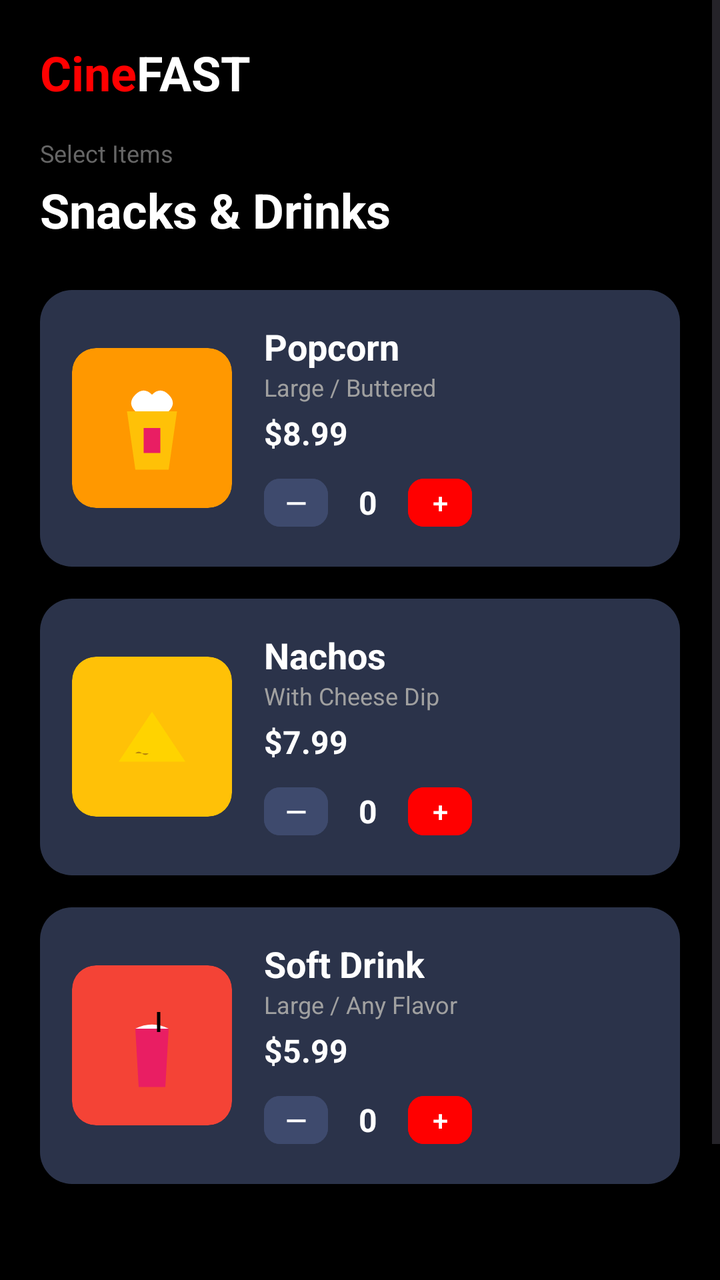
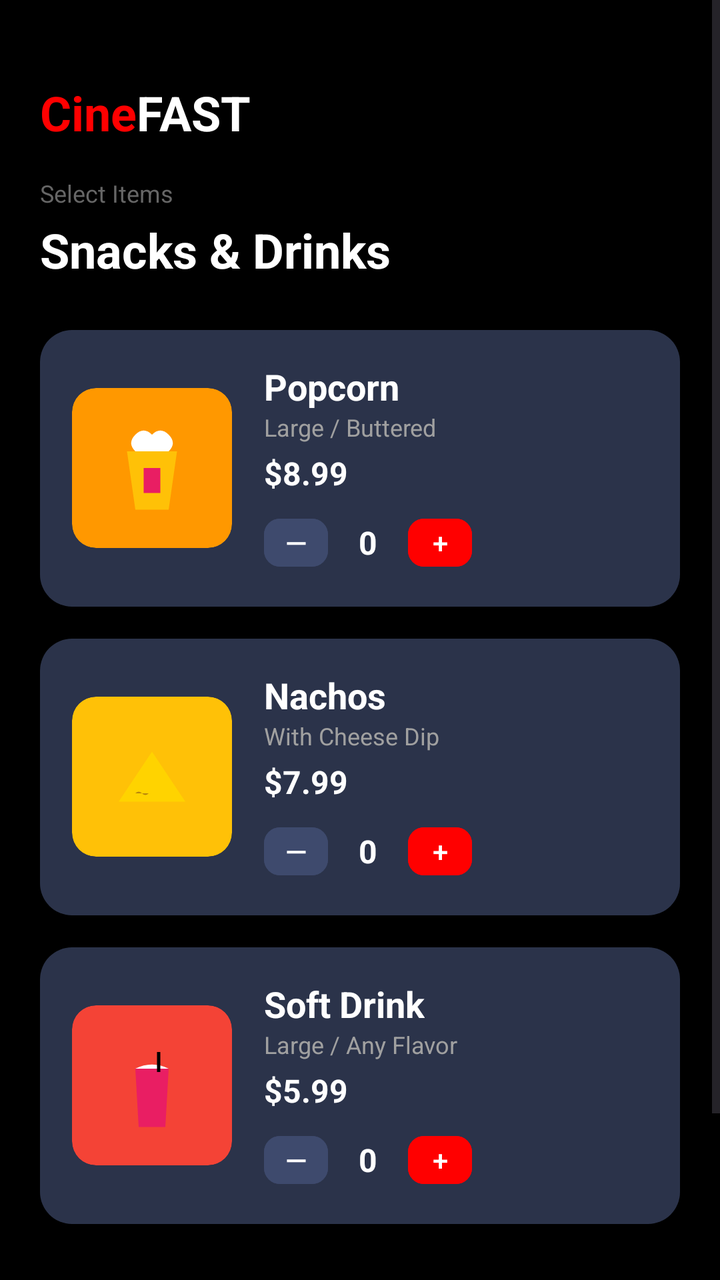

Screens rendered from an Android XML layout before and after an edit, with the pre-edit source and the edit as a unified diff.
<!-- AndroidManifest.xml: activity theme Theme.CineFAST -->
<!-- res/layout/activity_snacks.xml -->
<?xml version="1.0" encoding="utf-8"?>
<ScrollView xmlns:android="http://schemas.android.com/apk/res/android"
    xmlns:app="http://schemas.android.com/apk/res-auto"
    android:layout_width="match_parent"
    android:layout_height="match_parent"
    android:background="#000000"
    android:fillViewport="true">

    <LinearLayout
        android:layout_width="match_parent"
        android:layout_height="wrap_content"
        android:orientation="vertical"
        android:padding="20dp">

        
        <LinearLayout
            android:layout_width="wrap_content"
            android:layout_height="wrap_content"
            android:orientation="horizontal"
            android:layout_marginBottom="16dp">
            <TextView
                android:layout_width="wrap_content"
                android:layout_height="wrap_content"
                android:text="Cine"
                android:textColor="#FF0000"
                android:textSize="24sp"
                android:textStyle="bold" />
            <TextView
                android:layout_width="wrap_content"
                android:layout_height="wrap_content"
                android:text="FAST"
                android:textColor="#FFFFFF"
                android:textSize="24sp"
                android:textStyle="bold" />
        </LinearLayout>

        <TextView
            android:layout_width="wrap_content"
            android:layout_height="wrap_content"
            android:text="Select Items"
            android:textColor="#666666"
            android:textSize="12sp"
            android:layout_marginBottom="4dp" />

        <TextView
            android:layout_width="wrap_content"
            android:layout_height="wrap_content"
            android:text="Snacks &amp; Drinks"
            android:textColor="#FFFFFF"
            android:textSize="24sp"
            android:textStyle="bold"
            android:layout_marginBottom="24dp" />

        
        <LinearLayout
            android:layout_width="match_parent"
            android:layout_height="wrap_content"
            android:background="@drawable/snack_card_bg"
            android:orientation="horizontal"
            android:padding="16dp"
            android:layout_marginBottom="16dp"
            android:gravity="center_vertical">
            
            <androidx.cardview.widget.CardView
                android:layout_width="80dp"
                android:layout_height="80dp"
                app:cardBackgroundColor="#FF9800"
                app:cardCornerRadius="12dp"
                app:cardElevation="0dp">
                <ImageView
                    android:layout_width="50dp"
                    android:layout_height="50dp"
                    android:layout_gravity="center"
                    android:src="@drawable/ic_popcorn" />
            </androidx.cardview.widget.CardView>

            <LinearLayout
                android:layout_width="0dp"
                android:layout_height="wrap_content"
                android:layout_weight="1"
                android:orientation="vertical"
                android:layout_marginStart="16dp">

                <TextView
                    android:layout_width="wrap_content"
                    android:layout_height="wrap_content"
                    android:text="Popcorn"
                    android:textColor="#FFFFFF"
                    android:textSize="18sp"
                    android:textStyle="bold" />

                <TextView
                    android:layout_width="wrap_content"
                    android:layout_height="wrap_content"
                    android:text="Large / Buttered"
                    android:textColor="#A0A0A0"
                    android:textSize="12sp" />

                <TextView
                    android:layout_width="wrap_content"
                    android:layout_height="wrap_content"
                    android:text="$8.99"
                    android:textColor="#FFFFFF"
                    android:textSize="16sp"
                    android:textStyle="bold"
                    android:layout_marginTop="4dp" />

                <LinearLayout
                    android:layout_width="wrap_content"
                    android:layout_height="wrap_content"
                    android:orientation="horizontal"
                    android:gravity="center_vertical"
                    android:layout_marginTop="8dp">

                    <Button
                        android:id="@+id/btnMinusPopcorn"
                        android:layout_width="32dp"
                        android:layout_height="32dp"
                        android:backgroundTint="#3e4a6d"
                        android:text="—"
                        android:textColor="#FFFFFF"
                        app:cornerRadius="8dp"
                        android:minWidth="0dp"
                        android:minHeight="0dp"
                        android:padding="0dp" />

                    <TextView
                        android:id="@+id/tvQtyPopcorn"
                        android:layout_width="40dp"
                        android:layout_height="wrap_content"
                        android:text="0"
                        android:textColor="#FFFFFF"
                        android:textSize="16sp"
                        android:textStyle="bold"
                        android:gravity="center" />

                    <Button
                        android:id="@+id/btnPlusPopcorn"
                        android:layout_width="32dp"
                        android:layout_height="32dp"
                        android:backgroundTint="#FF0000"
                        android:text="+"
                        android:textColor="#FFFFFF"
                        app:cornerRadius="8dp"
                        android:minWidth="0dp"
                        android:minHeight="0dp"
                        android:padding="0dp" />
                </LinearLayout>
            </LinearLayout>
        </LinearLayout>

        
        <LinearLayout
            android:layout_width="match_parent"
            android:layout_height="wrap_content"
            android:background="@drawable/snack_card_bg"
            android:orientation="horizontal"
            android:padding="16dp"
            android:layout_marginBottom="16dp"
            android:gravity="center_vertical">
            
            <androidx.cardview.widget.CardView
                android:layout_width="80dp"
                android:layout_height="80dp"
                app:cardBackgroundColor="#FFC107"
                app:cardCornerRadius="12dp"
                app:cardElevation="0dp">
                <ImageView
                    android:layout_width="50dp"
                    android:layout_height="50dp"
                    android:layout_gravity="center"
                    android:src="@drawable/ic_nachos" />
            </androidx.cardview.widget.CardView>

            <LinearLayout
                android:layout_width="0dp"
                android:layout_height="wrap_content"
                android:layout_weight="1"
                android:orientation="vertical"
                android:layout_marginStart="16dp">

                <TextView
                    android:layout_width="wrap_content"
                    android:layout_height="wrap_content"
                    android:text="Nachos"
                    android:textColor="#FFFFFF"
                    android:textSize="18sp"
                    android:textStyle="bold" />

                <TextView
                    android:layout_width="wrap_content"
                    android:layout_height="wrap_content"
                    android:text="With Cheese Dip"
                    android:textColor="#A0A0A0"
                    android:textSize="12sp" />

                <TextView
                    android:layout_width="wrap_content"
                    android:layout_height="wrap_content"
                    android:text="$7.99"
                    android:textColor="#FFFFFF"
                    android:textSize="16sp"
                    android:textStyle="bold"
                    android:layout_marginTop="4dp" />

                <LinearLayout
                    android:layout_width="wrap_content"
                    android:layout_height="wrap_content"
                    android:orientation="horizontal"
                    android:gravity="center_vertical"
                    android:layout_marginTop="8dp">

                    <Button
                        android:id="@+id/btnMinusNachos"
                        android:layout_width="32dp"
                        android:layout_height="32dp"
                        android:backgroundTint="#3e4a6d"
                        android:text="—"
                        android:textColor="#FFFFFF"
                        app:cornerRadius="8dp"
                        android:minWidth="0dp"
                        android:minHeight="0dp"
                        android:padding="0dp" />

                    <TextView
                        android:id="@+id/tvQtyNachos"
                        android:layout_width="40dp"
                        android:layout_height="wrap_content"
                        android:text="0"
                        android:textColor="#FFFFFF"
                        android:textSize="16sp"
                        android:textStyle="bold"
                        android:gravity="center" />

                    <Button
                        android:id="@+id/btnPlusNachos"
                        android:layout_width="32dp"
                        android:layout_height="32dp"
                        android:backgroundTint="#FF0000"
                        android:text="+"
                        android:textColor="#FFFFFF"
                        app:cornerRadius="8dp"
                        android:minWidth="0dp"
                        android:minHeight="0dp"
                        android:padding="0dp" />
                </LinearLayout>
            </LinearLayout>
        </LinearLayout>

        
        <LinearLayout
            android:layout_width="match_parent"
            android:layout_height="wrap_content"
            android:background="@drawable/snack_card_bg"
            android:orientation="horizontal"
            android:padding="16dp"
            android:layout_marginBottom="16dp"
            android:gravity="center_vertical">
            
            <androidx.cardview.widget.CardView
                android:layout_width="80dp"
                android:layout_height="80dp"
                app:cardBackgroundColor="#F44336"
                app:cardCornerRadius="12dp"
                app:cardElevation="0dp">
                <ImageView
                    android:layout_width="50dp"
                    android:layout_height="50dp"
                    android:layout_gravity="center"
                    android:src="@drawable/ic_soda" />
            </androidx.cardview.widget.CardView>

            <LinearLayout
                android:layout_width="0dp"
                android:layout_height="wrap_content"
                android:layout_weight="1"
                android:orientation="vertical"
                android:layout_marginStart="16dp">

                <TextView
                    android:layout_width="wrap_content"
                    android:layout_height="wrap_content"
                    android:text="Soft Drink"
                    android:textColor="#FFFFFF"
                    android:textSize="18sp"
                    android:textStyle="bold" />

                <TextView
                    android:layout_width="wrap_content"
                    android:layout_height="wrap_content"
                    android:text="Large / Any Flavor"
                    android:textColor="#A0A0A0"
                    android:textSize="12sp" />

                <TextView
                    android:layout_width="wrap_content"
                    android:layout_height="wrap_content"
                    android:text="$5.99"
                    android:textColor="#FFFFFF"
                    android:textSize="16sp"
                    android:textStyle="bold"
                    android:layout_marginTop="4dp" />

                <LinearLayout
                    android:layout_width="wrap_content"
                    android:layout_height="wrap_content"
                    android:orientation="horizontal"
                    android:gravity="center_vertical"
                    android:layout_marginTop="8dp">

                    <Button
                        android:id="@+id/btnMinusSoda"
                        android:layout_width="32dp"
                        android:layout_height="32dp"
                        android:backgroundTint="#3e4a6d"
                        android:text="—"
                        android:textColor="#FFFFFF"
                        app:cornerRadius="8dp"
                        android:minWidth="0dp"
                        android:minHeight="0dp"
                        android:padding="0dp" />

                    <TextView
                        android:id="@+id/tvQtySoda"
                        android:layout_width="40dp"
                        android:layout_height="wrap_content"
                        android:text="0"
                        android:textColor="#FFFFFF"
                        android:textSize="16sp"
                        android:textStyle="bold"
                        android:gravity="center" />

                    <Button
                        android:id="@+id/btnPlusSoda"
                        android:layout_width="32dp"
                        android:layout_height="32dp"
                        android:backgroundTint="#FF0000"
                        android:text="+"
                        android:textColor="#FFFFFF"
                        app:cornerRadius="8dp"
                        android:minWidth="0dp"
                        android:minHeight="0dp"
                        android:padding="0dp" />
                </LinearLayout>
            </LinearLayout>
        </LinearLayout>

        
        <View
            android:layout_width="match_parent"
            android:layout_height="32dp" />

        <LinearLayout
            android:layout_width="match_parent"
            android:layout_height="wrap_content"
            android:orientation="horizontal"
            android:gravity="center_vertical">

            <LinearLayout
                android:layout_width="0dp"
                android:layout_height="wrap_content"
                android:layout_weight="1"
                android:orientation="vertical">
                <TextView
                    android:layout_width="wrap_content"
                    android:layout_height="wrap_content"
                    android:text="Total Snacks"
                    android:textColor="#666666"
                    android:textSize="12sp" />
                <TextView
                    android:id="@+id/tvSnacksTotal"
                    android:layout_width="wrap_content"
                    android:layout_height="wrap_content"
                    android:text="$0.00"
                    android:textColor="#FFFFFF"
                    android:textSize="22sp"
                    android:textStyle="bold" />
            </LinearLayout>

            <Button
                android:id="@+id/btnConfirmSnacks"
                android:layout_width="160dp"
                android:layout_height="56dp"
                android:text="Confirm"
                android:textColor="#FFFFFF"
                android:backgroundTint="#FF0000"
                android:textStyle="bold"
                app:cornerRadius="28dp"
                android:textAllCaps="false" />
        </LinearLayout>

    </LinearLayout>
</ScrollView>
<!-- resources referenced by this layout -->
<resources>
  <!-- drawable ic_nachos (drawable) -->
  <vector xmlns:android="http://schemas.android.com/apk/res/android"
      android:width="60dp"
      android:height="60dp"
      android:viewportWidth="60"
      android:viewportHeight="60">
      <path
          android:fillColor="#FFD300"
          android:pathData="M10,45 L50,45 L30,15 Z" />
      <path
          android:fillColor="#B8860B"
          android:pathData="M20,40 Q22,38 24,40 Q26,42 28,40" />
  </vector>
  <!-- drawable ic_popcorn (drawable) -->
  <vector xmlns:android="http://schemas.android.com/apk/res/android"
      android:width="60dp"
      android:height="60dp"
      android:viewportWidth="60"
      android:viewportHeight="60">
      <path
          android:fillColor="#FFC107"
          android:pathData="M15,20 L45,20 L40,55 L20,55 Z" />
      <path
          android:fillColor="#FFFFFF"
          android:pathData="M20,10 Q25,5 30,10 Q35,5 40,10 Q45,15 40,20 L20,20 Q15,15 20,10" />
      <path
          android:fillColor="#E91E63"
          android:pathData="M25,30 L35,30 L35,45 L25,45 Z" />
  </vector>
  <!-- drawable ic_soda (drawable) -->
  <vector xmlns:android="http://schemas.android.com/apk/res/android"
      android:width="60dp"
      android:height="60dp"
      android:viewportWidth="60"
      android:viewportHeight="60">
      <path
          android:fillColor="#E91E63"
          android:pathData="M20,20 L40,20 L38,55 L22,55 Z" />
      <path
          android:fillColor="#FFFFFF"
          android:pathData="M20,20 Q30,15 40,20" />
      <path
          android:fillColor="#000000"
          android:pathData="M35,10 L35,22 L33,22 L33,10 Z" />
  </vector>
  <!-- drawable snack_card_bg (drawable) -->
  <?xml version="1.0" encoding="utf-8"?>
  <shape xmlns:android="http://schemas.android.com/apk/res/android">
      <solid android:color="#2b334a" />
      <corners android:radius="16dp" />
  </shape>
  <style name="Theme.CineFAST" parent="Base.Theme.CineFAST" />
  <style name="Base.Theme.CineFAST" parent="Theme.Material3.DayNight.NoActionBar">
          
          
      </style>
</resources>

<!-- the commit's change to res/layout/activity_snacks.xml (unified diff, before → after) -->
@@ -14,6 +14,7 @@
 
         
         <LinearLayout
+            android:layout_marginTop="20dp"
             android:layout_width="wrap_content"
             android:layout_height="wrap_content"
             android:orientation="horizontal"
